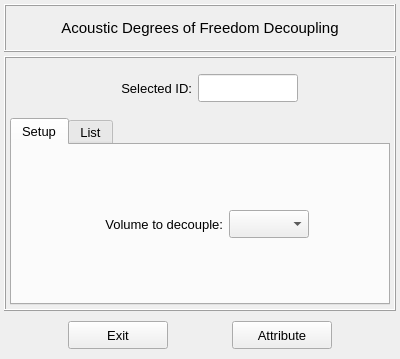
The window that vibra/interface/data/ui_files/model/setup/acoustic/degrees_of_freedom_decoupling_inputs.ui (MOPT-UFSC/VIBRA) describes before a commit, drawn with Qt 5.
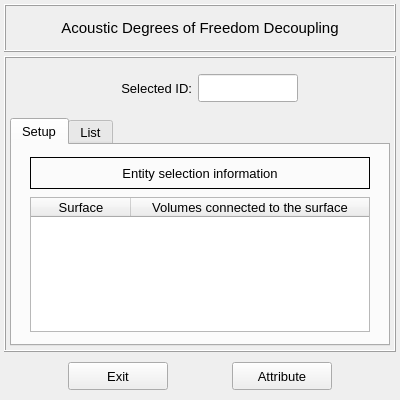
The same window after the commit.

Commit message: Refactor the degrees of freedom UI class

```diff
--- a/vibra/interface/data/ui_files/model/setup/acoustic/degrees_of_freedom_decoupling_inputs.ui
+++ b/vibra/interface/data/ui_files/model/setup/acoustic/degrees_of_freedom_decoupling_inputs.ui
@@ -10,7 +10,7 @@
     <x>0</x>
     <y>0</y>
     <width>400</width>
-    <height>359</height>
+    <height>400</height>
    </rect>
   </property>
   <property name="sizePolicy">
@@ -191,117 +191,78 @@
          </attribute>
          <layout class="QGridLayout" name="gridLayout_12">
           <property name="leftMargin">
-           <number>2</number>
+           <number>12</number>
           </property>
           <property name="topMargin">
-           <number>6</number>
+           <number>12</number>
           </property>
           <property name="rightMargin">
-           <number>2</number>
+           <number>12</number>
           </property>
           <property name="bottomMargin">
-           <number>6</number>
+           <number>12</number>
           </property>
-          <property name="spacing">
+          <property name="horizontalSpacing">
            <number>2</number>
           </property>
+          <property name="verticalSpacing">
+           <number>8</number>
+          </property>
           <item row="0" column="0">
-           <widget class="QFrame" name="frame_4">
+           <widget class="QLabel" name="label_2">
+            <property name="minimumSize">
+             <size>
+              <width>0</width>
+              <height>32</height>
+             </size>
+            </property>
+            <property name="maximumSize">
+             <size>
+              <width>16777215</width>
+              <height>32</height>
+             </size>
+            </property>
             <property name="frameShape">
-             <enum>QFrame::NoFrame</enum>
-            </property>
-            <property name="frameShadow">
-             <enum>QFrame::Raised</enum>
-            </property>
-            <layout class="QGridLayout" name="gridLayout_2">
-             <item row="0" column="1">
-              <widget class="QLabel" name="label_3">
-               <property name="minimumSize">
-                <size>
-                 <width>132</width>
-                 <height>28</height>
-                </size>
-               </property>
-               <property name="maximumSize">
-                <size>
-                 <width>140</width>
-                 <height>28</height>
-                </size>
-               </property>
-               <property name="font">
-                <font>
-                 <pointsize>10</pointsize>
-                </font>
+             <enum>QFrame::Box</enum>
                </property>
                <property name="text">
-                <string>Volume to decouple:</string>
+             <string>Entity selection information</string>
                </property>
                <property name="alignment">
-                <set>Qt::AlignRight|Qt::AlignTrailing|Qt::AlignVCenter</set>
+             <set>Qt::AlignCenter</set>
                </property>
               </widget>
              </item>
-             <item row="0" column="2">
-              <widget class="QComboBox" name="comboBox_volume_id">
+          <item row="1" column="0">
+           <widget class="QTreeWidget" name="treeWidget_selection_info">
                <property name="minimumSize">
                 <size>
-                 <width>80</width>
-                 <height>28</height>
+              <width>0</width>
+              <height>0</height>
                 </size>
                </property>
                <property name="maximumSize">
                 <size>
-                 <width>80</width>
-                 <height>28</height>
-                </size>
-               </property>
-               <property name="font">
-                <font>
-                 <family>MS Shell Dlg 2</family>
-                 <pointsize>10</pointsize>
-                 <weight>50</weight>
-                 <italic>false</italic>
-                 <bold>false</bold>
-                </font>
-               </property>
-               <property name="toolTip">
-                <string>&lt;html&gt;&lt;head/&gt;&lt;body&gt;&lt;p&gt;Select the volume in which the connectivity matrix is going to be modified.&lt;/p&gt;&lt;/body&gt;&lt;/html&gt;</string>
-               </property>
-               <property name="styleSheet">
-                <string notr="true"/>
-               </property>
-               <property name="currentIndex">
-                <number>-1</number>
-               </property>
-              </widget>
-             </item>
-             <item row="0" column="0">
-              <spacer name="horizontalSpacer">
-               <property name="orientation">
-                <enum>Qt::Horizontal</enum>
-               </property>
-               <property name="sizeHint" stdset="0">
-                <size>
-                 <width>40</width>
-                 <height>20</height>
-                </size>
-               </property>
-              </spacer>
-             </item>
-             <item row="0" column="3">
-              <spacer name="horizontalSpacer_2">
-               <property name="orientation">
-                <enum>Qt::Horizontal</enum>
-               </property>
-               <property name="sizeHint" stdset="0">
-                <size>
-                 <width>40</width>
-                 <height>20</height>
-                </size>
-               </property>
-              </spacer>
-             </item>
-            </layout>
+              <width>340</width>
+              <height>16777215</height>
+             </size>
+            </property>
+            <column>
+             <property name="text">
+              <string>Surface</string>
+             </property>
+             <property name="textAlignment">
+              <set>AlignCenter</set>
+             </property>
+            </column>
+            <column>
+             <property name="text">
+              <string>Volumes connected to the surface</string>
+             </property>
+             <property name="textAlignment">
+              <set>AlignCenter</set>
+             </property>
+            </column>
            </widget>
           </item>
          </layout>
```
Lines whose indentation alone changed are shown as unchanged. The commit also changes 4 other files.
